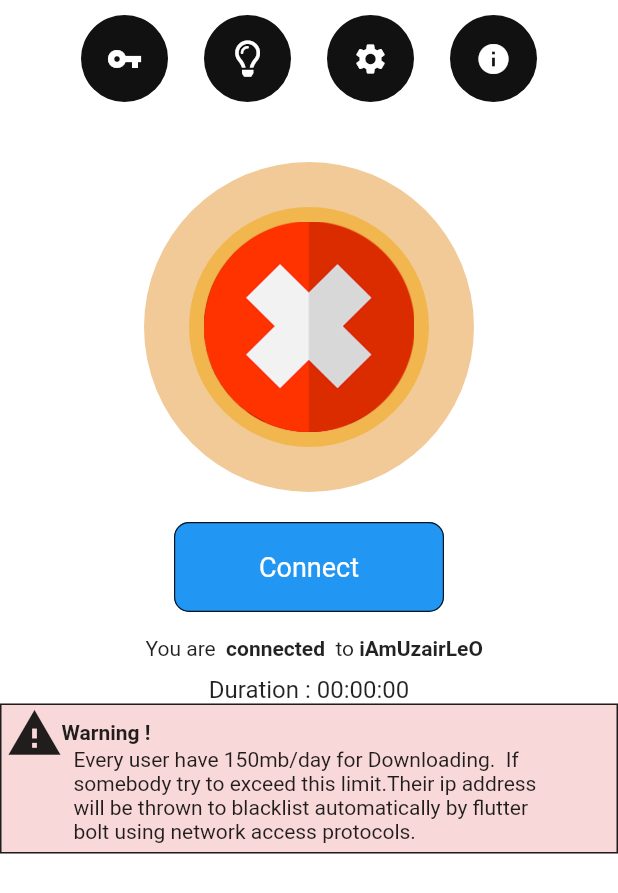
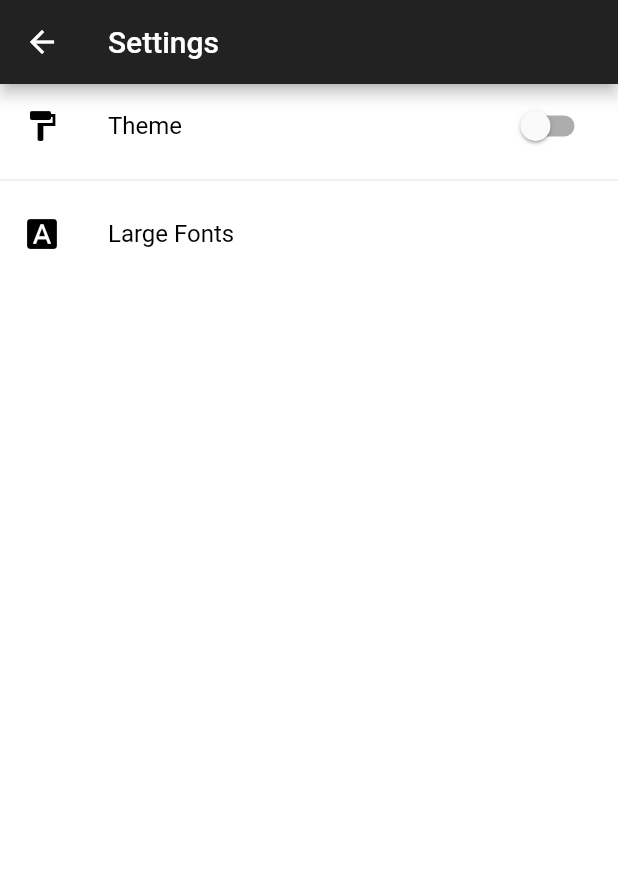
Before and after one commit to uzairleo/uzairleo-homeWifi, a Flutter app: the DashBoard screen opened directly, after a tap on the "settings" icon, on a phone screen of 412 x 824 dp. Shown: the top 893 px of the screen. Run offline on Flutter 3.47's test engine with Material 2 defaults, Android fonts, the phone set to English and light mode, and no system bars; our stand-ins replace flutter_spinkit, font_awesome_flutter.

Commit message:
create setting.dart

```diff
--- a/lib/Screens/DashBoard.dart
+++ b/lib/Screens/DashBoard.dart
@@ -1,6 +1,8 @@
 import 'package:flutter/material.dart';
 import 'package:font_awesome_flutter/font_awesome_flutter.dart';
+import 'package:uzairleo_homewifi/Screens/Setting.dart';
 import 'package:uzairleo_homewifi/Widgets/Aboutme.dart';
+import 'package:uzairleo_homewifi/Widgets/BouncingRoute.dart';
 
 var starIcon = Icons.star_border;
 var lightIcon = FontAwesomeIcons.lightbulb;
@@ -209,8 +211,8 @@ class _DashBoardState extends State<DashBoard> {
         _urowbuttons(
             icondata: Icons.settings,
             onpressed: () {
-              //   Navigator.push(
-              //       context, BouncingRoute(routeWidget: Settings()));
+                Navigator.push(
+                    context, BouncingRoute(page:Settings()));
             }),
         _urowbuttons(
             icondata: Icons.info,
--- /dev/null
+++ b/lib/Screens/Setting.dart
@@ -0,0 +1,73 @@
+import 'package:flutter/material.dart';
+class Settings extends StatefulWidget {
+  @override
+  _SettingsState createState() => _SettingsState();
+}
+
+class _SettingsState extends State<Settings> {
+  var switchValue = false;
+  var themesetColor = Colors.white;
+  var fontsize = 16.0;
+  var fontColor = Colors.black;
+  @override
+  Widget build(BuildContext context) {
+    return Scaffold(
+      backgroundColor: themesetColor,
+      appBar: AppBar(
+        backgroundColor: Color.fromARGB(255, 34, 34, 34),
+        title: Text("Settings"),
+      ),
+      body: Column(
+        children: <Widget>[
+          ListTile(
+            title: Text(
+              "Theme",
+              style: TextStyle(
+                fontSize: fontsize,
+                color: fontColor,
+              ),
+            ),
+            trailing: Padding(
+              padding: const EdgeInsets.only(left: 15.0),
+              child: Switch(
+                  value: switchValue,
+                  onChanged: (value) {
+                    setState(() {
+                      switchValue = value;
+                      // themefunction();
+                      (switchValue == true)
+                          ? themesetColor = Color.fromARGB(255, 34, 34, 34)
+                          : themesetColor = Colors.white;
+                      (fontColor == Colors.black)
+                          ? fontColor = Colors.white
+                          : fontColor = Colors.black;
+                    });
+                  }),
+            ),
+            leading: Icon(
+              Icons.format_paint,
+              color: fontColor,
+            ),
+          ),
+          Divider(),
+          ListTile(
+              leading: Icon(
+                Icons.font_download,
+                color: fontColor,
+              ),
+              title: Text(
+                "Large Fonts",
+                style: TextStyle(fontSize: fontsize, color: fontColor),
+              ),
+              onTap: () {
+                setState(() {
+                  // _save();
+                  // _read();
+                  (fontsize == 16.0) ? fontsize = 24.0 : fontsize = 16.0;
+                });
+              }),
+        ],
+      ),
+    );
+  }
+}
```
